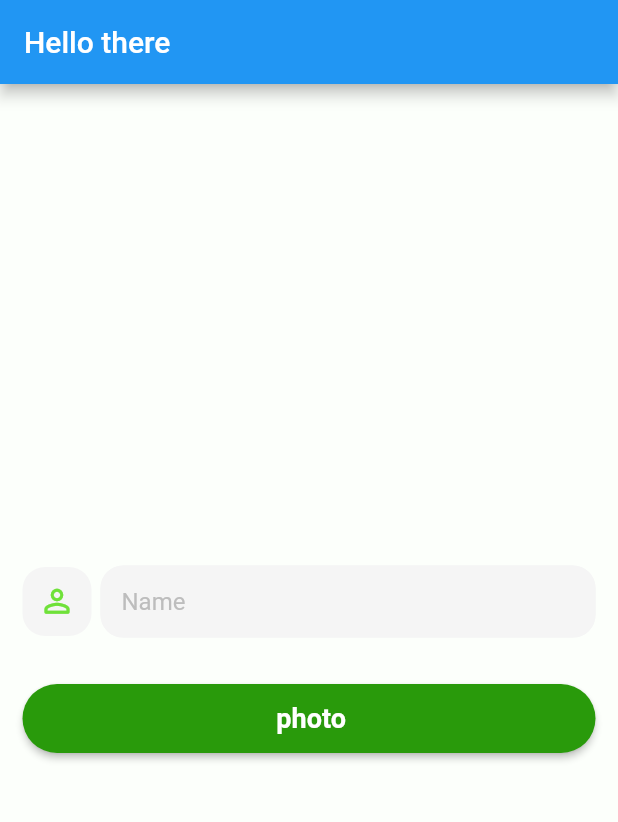
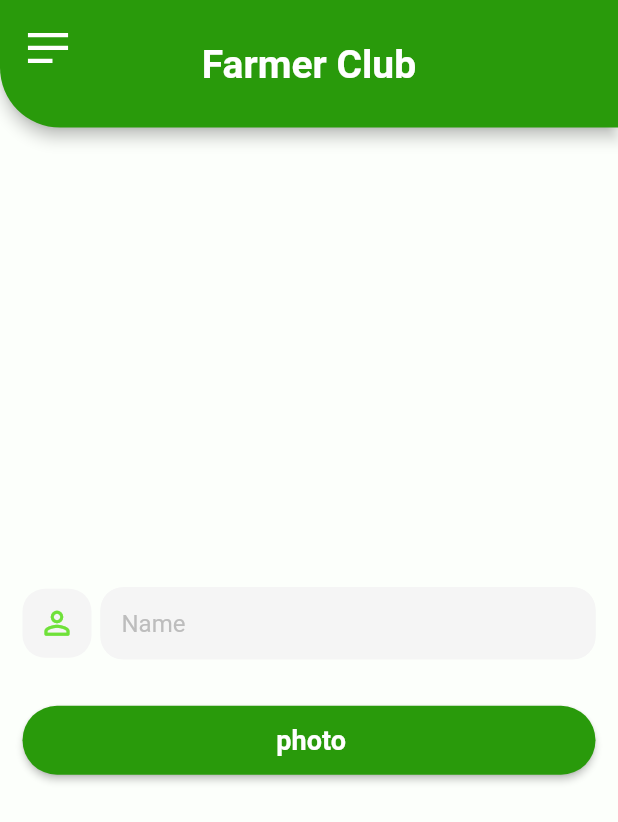
Before and after one commit to ibm00/farmer_club, a Flutter app: the screen it shows after launch, on a phone screen of 412 x 824 dp. Shown: the top 822 px of the screen. Run offline on Flutter 3.47's test engine with Material 2 defaults, Android fonts, the phone set to English and light mode, and no system bars; our stand-ins replace flutter_svg.

Commit message:
app bar widget (shared widget)

```diff
--- a/lib/main.dart
+++ b/lib/main.dart
@@ -2,6 +2,7 @@
 import 'package:farmer_club/presentation/shared_widgets/icons_wrapper.dart';
 import 'package:flutter/material.dart';
 
+import 'presentation/shared_widgets/app_bar_widget.dart';
 import 'presentation/shared_widgets/text_field_widget.dart';
 import 'utils/constants/styles.dart';
 
@@ -28,9 +29,13 @@
   @override
   Widget build(BuildContext context) {
     return Scaffold(
+      drawer: const Drawer(
+        child: Text('Farmer Club'),
+      ),
       backgroundColor: kBackgroundColor,
-      appBar: AppBar(
-        title: const Text('Hello there'),
+      appBar: const AppBarWidget(
+        title: 'Farmer Club',
+        hasDrawer: true,
       ),
       body: Center(
         child: Padding(
@@ -63,7 +68,11 @@
                   Expanded(
                     child: ButtonWidget(
                       title: 'photo',
-                      onButtonPressed: () {},
+                      onButtonPressed: () {
+                        Navigator.of(context).push(
+                          MaterialPageRoute(builder: (context) => MyHomePage()),
+                        );
+                      },
                       // width: 92,
                       // hight: 32,
                       // color: Color(0xffF8F9FB),
--- /dev/null
+++ b/lib/presentation/shared_widgets/app_bar_widget.dart
@@ -0,0 +1,59 @@
+import 'package:farmer_club/utils/constants/styles.dart';
+import 'package:flutter/material.dart';
+import 'package:flutter_svg/flutter_svg.dart';
+
+class AppBarWidget extends StatelessWidget with PreferredSizeWidget {
+  final String title;
+  final bool hasDrawer;
+  final bool hasBackButton;
+  const AppBarWidget({
+    required this.title,
+    this.hasDrawer = false,
+    this.hasBackButton = true,
+  });
+
+  @override
+  AppBar build(BuildContext context) {
+    return AppBar(
+      backgroundColor: kPrimaryColor,
+      shape: const RoundedRectangleBorder(
+        borderRadius: BorderRadius.only(
+          bottomLeft: Radius.circular(40),
+        ),
+      ),
+      title: Column(
+        mainAxisSize: MainAxisSize.min,
+        children: [
+          const SizedBox(height: 30),
+          Text(
+            title,
+            style: kTextStyleBold26,
+            textAlign: TextAlign.justify,
+          ),
+        ],
+      ),
+      centerTitle: true,
+      leading: Column(
+        crossAxisAlignment: CrossAxisAlignment.end,
+        children: [
+          const SizedBox(height: 8, width: 15),
+          hasBackButton
+              ? IconButton(
+                  onPressed: () {
+                    !hasDrawer
+                        ? Navigator.pop(context)
+                        : Scaffold.of(context).openDrawer();
+                  },
+                  icon: hasDrawer
+                      ? SvgPicture.asset('assets/images/Icon_open_menu.svg')
+                      : const Icon(Icons.arrow_back_ios, size: 30),
+                )
+              : Container(),
+        ],
+      ),
+    );
+  }
+
+  @override
+  Size get preferredSize => const Size.fromHeight(85);
+}
--- a/lib/utils/constants/styles.dart
+++ b/lib/utils/constants/styles.dart
@@ -19,3 +19,4 @@ const kTextStyleReg18 = TextStyle(fontSize: 18);
 const kTextStyleWhiteBold18 =
     TextStyle(fontSize: 18, fontWeight: FontWeight.bold, color: Colors.white);
 const kTextStyleReg24 = TextStyle(fontSize: 24);
+const kTextStyleBold26 = TextStyle(fontSize: 26, fontWeight: FontWeight.bold);
--- a/pubspec.yaml
+++ b/pubspec.yaml
@@ -34,6 +34,7 @@ dependencies:
   # The following adds the Cupertino Icons font to your application.
   # Use with the CupertinoIcons class for iOS style icons.
   cupertino_icons: ^1.0.2
+  flutter_svg: ^1.0.0
 
 dev_dependencies:
   flutter_test:
@@ -58,9 +59,8 @@ flutter:
   uses-material-design: true
 
   # To add assets to your application, add an assets section, like this:
-  # assets:
-  #   - images/a_dot_burr.jpeg
-  #   - images/a_dot_ham.jpeg
+  assets:
+    - assets/images/
 
   # An image asset can refer to one or more resolution-specific "variants", see
   # https://flutter.dev/assets-and-images/#resolution-aware.
```
Also changed, not shown: assets/images/Icon_open_menu.svg (added), pubspec.lock.
